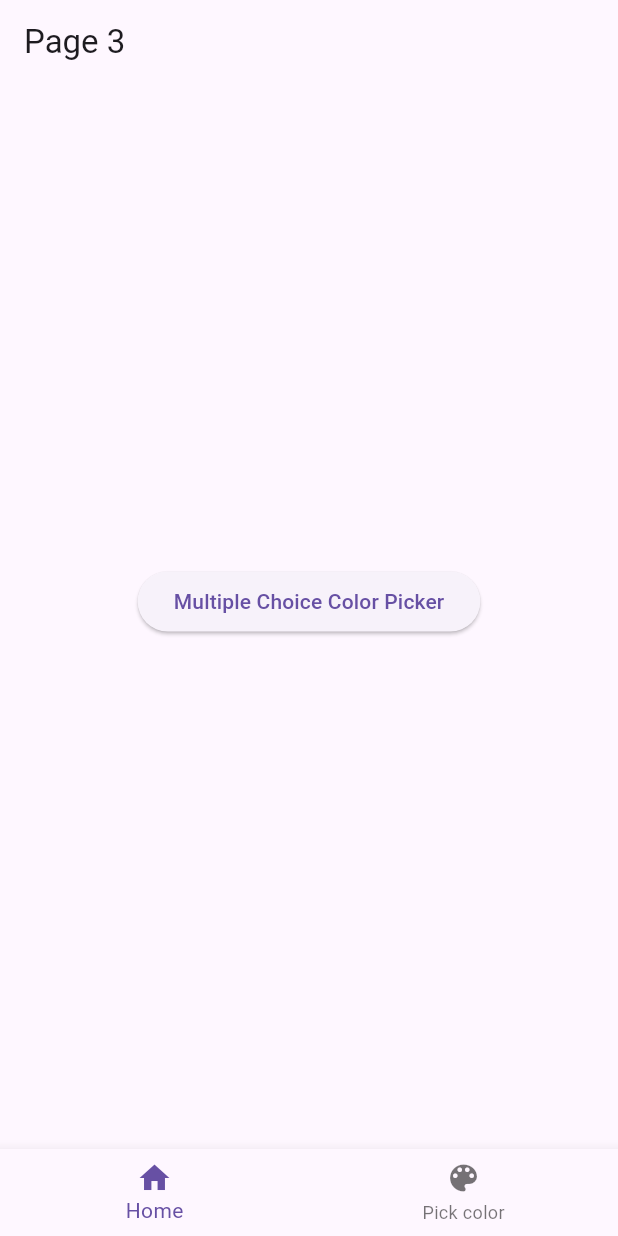
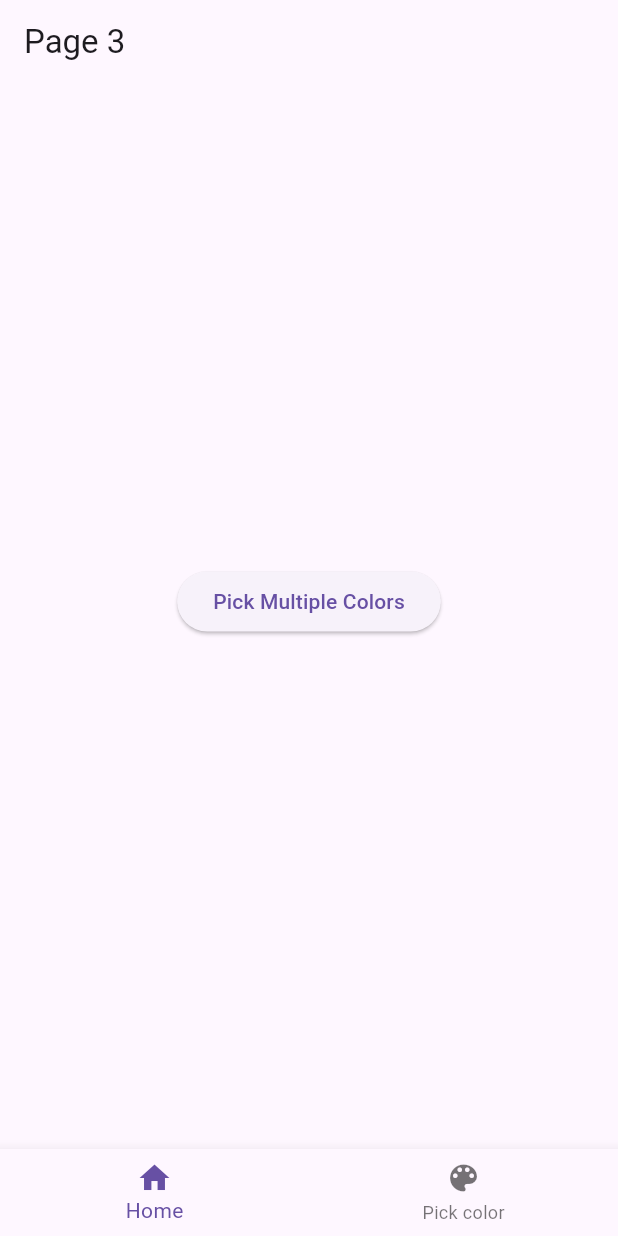
Before and after one commit to minhbao157/flutter_test_2, a Flutter app: the Page3 screen opened by its route, on a phone screen of 412 x 824 dp. Run offline on Flutter 3.47's test engine with Material 3 defaults, Android fonts, the phone set to English and light mode, and no system bars; our stand-ins replace go_router.

Commit message:
add multi block pick color with reset color when change tab

```diff
--- a/lib/main.dart
+++ b/lib/main.dart
@@ -1,7 +1,7 @@
 import 'package:flutter/material.dart';
-import 'package:namer_app/provider/color_state.dart';
 import 'package:provider/provider.dart';
 import 'package:go_router/go_router.dart';
+import 'provider/color_provider.dart';
 import 'provider/counter.dart';
 import 'pages/page1.dart';
 import 'pages/page2.dart';
@@ -12,7 +12,7 @@
     MultiProvider(
       providers:[
       ChangeNotifierProvider(create: (_) => CounterProvider()),
-      ChangeNotifierProvider(create: (_) => ColorState()),
+      ChangeNotifierProvider(create: (_) => ColorProvider()),
     ],
     child: const MyApp(),
   ),
--- a/lib/pages/page3.dart
+++ b/lib/pages/page3.dart
@@ -1,6 +1,8 @@
 import 'package:flutter/material.dart';
-import 'package:flutter_colorpicker/flutter_colorpicker.dart';
 import 'package:go_router/go_router.dart';
+import 'package:provider/provider.dart';
+import '../provider/color_provider.dart';
+import '../provider/multi_block_picker.dart';
 
 class Page3 extends StatefulWidget {
   const Page3({Key? key}) : super(key: key);
@@ -10,16 +12,41 @@ class Page3 extends StatefulWidget {
 }
 
 class _Page3State extends State<Page3> {
-  // Lưu trữ các màu sắc đã chọn
-  List<Color> selectedColors = [];
+  final List<Color> availableColors = [
+    Colors.red,
+    Colors.pink,
+    Colors.purple,
+    Colors.deepPurple,
+    Colors.indigo,
+    Colors.blue,
+    Colors.lightBlue,
+    Colors.cyan,
+    Colors.teal,
+    Colors.green,
+    Colors.lightGreen,
+    Colors.lime,
+    Colors.yellow,
+    Colors.amber,
+    Colors.orange,
+    Colors.deepOrange,
+    Colors.brown,
+    Colors.grey,
+    Colors.blueGrey,
+    Colors.black,
+  ];
+
+  @override
+  void initState() {
+    super.initState();
+    // Reset lại màu đã chọn trong ColorProvider khi trang được tạo lại
+    Provider.of<ColorProvider>(context, listen: false).clearColors();
+  }
 
   @override
   Widget build(BuildContext context) {
     return Scaffold(
       appBar: AppBar(title: const Text('Page 3')),
-      body: Container(
-        alignment: Alignment.center,
-        padding: const EdgeInsets.all(20),
+      body: Center(
         child: Column(
           mainAxisSize: MainAxisSize.min,
           children: [
@@ -29,48 +56,47 @@ class _Page3State extends State<Page3> {
                   context: context,
                   builder: (BuildContext context) {
                     return AlertDialog(
-                      title: const Text('Pick a color!'),
-                      content: SingleChildScrollView(
-                        child: MultipleChoiceBlockPicker(
-                          pickerColors: [Colors.red, Colors.yellow, Colors.green],
-                          onColorsChanged: (List<Color> colors) {
-                            setState(() {
-                              selectedColors = colors;
-                            });
+                      title: const Text('Pick multiple colors!'),
+                      content: Consumer<ColorProvider>(
+                        builder: (context, colorProvider, child) {
+                          return MultiBlockPicker(
+                            availableColors: availableColors,
+                            selectedColors: colorProvider.selectedColors,
+                            onColorToggle: (color) {
+                              colorProvider.toggleColor(color);
+                            },
+                          );
                         },
                       ),
-                      ),
-                      actions: <Widget>[
-                        ElevatedButton(
+                      actions: [
+                        TextButton(
+                          onPressed: () => context.pop(),
                           child: const Text('DONE'),
-                          onPressed: () {
-                            context.pop();
-                          },
                         ),
                       ],
                     );
                   },
                 );
               },
-              child: const Text("Multiple Choice Color Picker"),
+              child: const Text("Pick Multiple Colors"),
             ),
             const SizedBox(height: 20),
-            Wrap(
+            Consumer<ColorProvider>(
+              builder: (context, colorProvider, child) {
+                return Wrap(
                   spacing: 10,
                   runSpacing: 10,
-              children: selectedColors.map((color) {
+                  children: colorProvider.selectedColors.map((color) {
                     return GestureDetector(
-                  onLongPress: () {
-                    setState(() {
-                      selectedColors.remove(color);
-                    });
-                  },
+                      onLongPress: () => colorProvider.removeColor(color),
                       child: CircleAvatar(
+                        backgroundColor: color,
                         radius: 30,
-                    backgroundColor: color,
                       ),
                     );
                   }).toList(),
+                );
+              },
             ),
           ],
         ),
--- a/lib/provider/color_state.dart
+++ /dev/null
@@ -1,24 +0,0 @@
-import 'package:flutter/material.dart';
-
-class ColorState with ChangeNotifier {
-  Color _selectedColor = Colors.white;
-  List<Color> _selectedColors = [];
-
-  Color get selectedColor => _selectedColor;
-  List<Color> get selectedColors => _selectedColors;
-
-  void updateSelectedColor(Color color) {
-    _selectedColor = color;
-    notifyListeners();
-  }
-
-  void addSelectedColor(Color color) {
-    _selectedColors.add(color);
-    notifyListeners();
-  }
-
-  void removeSelectedColor(Color color) {
-    _selectedColors.remove(color);
-    notifyListeners();
-  }
-}
```
Also changed, not shown: lib/provider/color_provider.dart (added, +25 -0 lines), lib/provider/multi_block_picker.dart (added, +48 -0 lines). Lines whose indentation alone changed are shown as unchanged.
